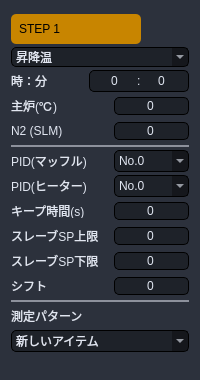
The window that Source code/gui_main/gui/widgets/py_pattern/temp_pattern.ui (coolandy345/MS4371) describes before a commit, drawn with Qt 5.
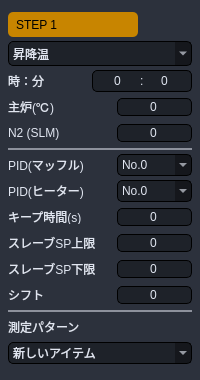
The same window after the commit.

Patch:
```diff
--- a/Source code/gui_main/gui/widgets/py_pattern/temp_pattern.ui
+++ b/Source code/gui_main/gui/widgets/py_pattern/temp_pattern.ui
@@ -207,16 +207,16 @@
            <number>0</number>
           </property>
           <property name="leftMargin">
-           <number>11</number>
+           <number>8</number>
           </property>
           <property name="topMargin">
-           <number>11</number>
+           <number>8</number>
           </property>
           <property name="rightMargin">
-           <number>11</number>
+           <number>8</number>
           </property>
           <property name="bottomMargin">
-           <number>11</number>
+           <number>8</number>
           </property>
           <item>
            <widget class="QFrame" name="frame_2">
@@ -229,7 +229,7 @@
             <property name="maximumSize">
              <size>
               <width>16777215</width>
-              <height>30</height>
+              <height>25</height>
              </size>
             </property>
             <property name="styleSheet">
@@ -349,13 +349,13 @@
             <property name="minimumSize">
              <size>
               <width>0</width>
-              <height>20</height>
+              <height>25</height>
              </size>
             </property>
             <property name="maximumSize">
              <size>
               <width>16777215</width>
-              <height>20</height>
+              <height>25</height>
              </size>
             </property>
             <property name="styleSheet">
```
